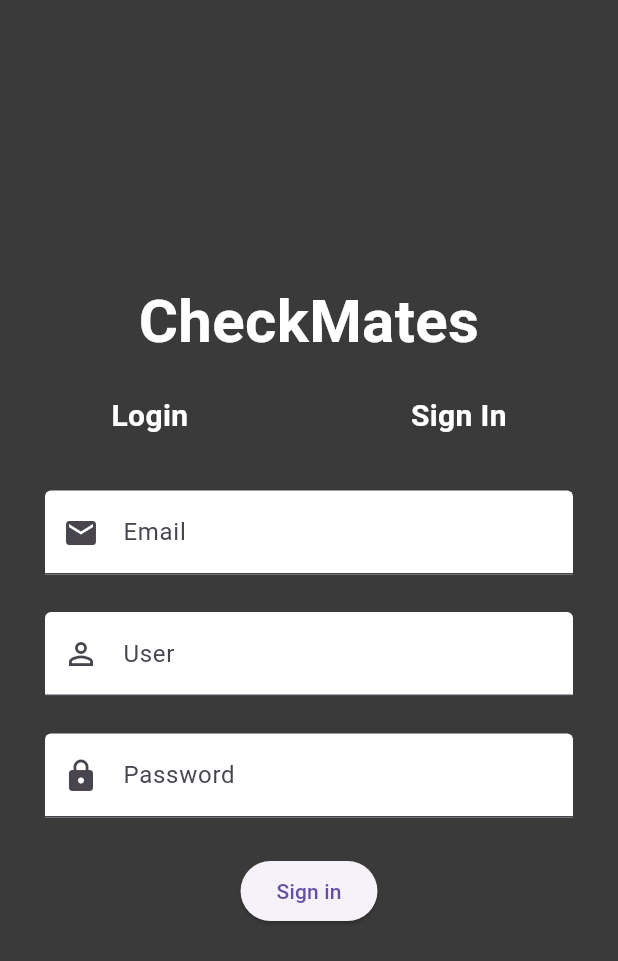
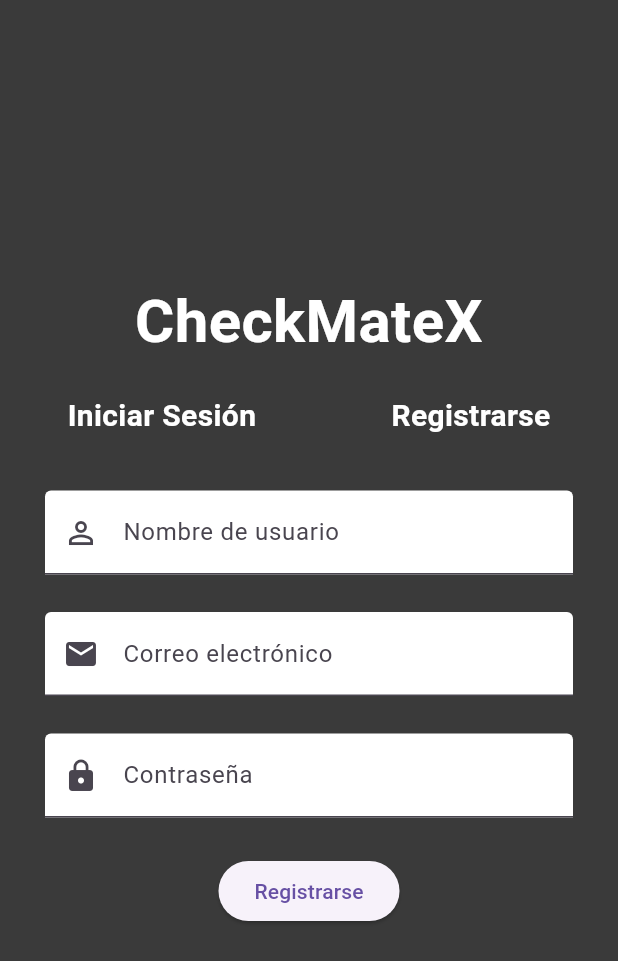
Before and after one commit to UNIZAR-30226-2025-02/frontend_android, a Flutter app: the Signin_page screen opened by its route, on a phone screen of 412 x 824 dp. Shown: the top 961 px of the screen. Run offline on Flutter 3.47's test engine with Material 3 defaults, Android fonts, the phone set to English and light mode, and no system bars; our stand-ins replace fl_chart, flutter_dotenv, shared_preferences, socket_io_client; missing offline and left inert: chess, flutter_chess_board; accounts and stored records are empty.

Commit message:
cambio idioma textos login y registro

```diff
--- a/lib/pages/Login/login.dart
+++ b/lib/pages/Login/login.dart
@@ -255,7 +255,7 @@ class _LoginPageState extends State<Login_page> {
             mainAxisAlignment: MainAxisAlignment.center,
             children: [
               Text(
-                "CheckMates",
+                "CheckMateX",
                 textAlign: TextAlign.center,
                 style: TextStyle(
                   color: Colors.white,
@@ -268,9 +268,9 @@ class _LoginPageState extends State<Login_page> {
                 mainAxisAlignment: MainAxisAlignment.spaceAround,
                 children: [
                   GestureDetector(
-                    onTap: () => print('Login'),
+                    onTap: () => print('Iniciar Sesión'),
                     child: Text(
-                      'Login',
+                      'Iniciar Sesión',
                       style: TextStyle(
                         color: Colors.white,
                         fontSize: 20,
@@ -283,7 +283,7 @@ class _LoginPageState extends State<Login_page> {
                       Navigator.pushNamed(context, Signin_page.id);
                     },
                     child: Text(
-                      'Sign In',
+                      'Registrarse',
                       style: TextStyle(
                         color: Colors.white,
                         fontSize: 20,
@@ -336,7 +336,7 @@ class _LoginPageState extends State<Login_page> {
   Widget _textFieldUser() {
     return _textField(
       _userController,
-      "User",
+      "Nombre de usuario",
       Icons.person_outline,
       _mensajeErrorUser,
     );
@@ -345,7 +345,7 @@ class _LoginPageState extends State<Login_page> {
   Widget _textFieldPassword() {
     return _textField(
       _passwordController,
-      "Password",
+      "Contraseña",
       Icons.lock,
       _mensajeErrorPassword,
       isPassword: true,
@@ -388,7 +388,7 @@ class _LoginPageState extends State<Login_page> {
   Widget _buttonLogin() {
     return ElevatedButton(
       onPressed: _login,
-      child: Text('Login'),
+      child: Text('Iniciar Sesión'),
     );
   }
 
--- a/lib/pages/Login/signin.dart
+++ b/lib/pages/Login/signin.dart
@@ -140,7 +140,7 @@ class _SigninPageState extends State<Signin_page> {
             mainAxisAlignment: MainAxisAlignment.center,
             children: [
               Text(
-                "CheckMates",
+                "CheckMateX",
                 textAlign: TextAlign.center,
                 style: TextStyle(
                   color: Colors.white,
@@ -157,7 +157,7 @@ class _SigninPageState extends State<Signin_page> {
                       Navigator.pushReplacementNamed(context, Login_page.id);
                     },
                     child: Text(
-                      'Login',
+                      'Iniciar Sesión',
                       style: TextStyle(
                         color: Colors.white,
                         fontSize: 20,
@@ -166,7 +166,7 @@ class _SigninPageState extends State<Signin_page> {
                     ),
                   ),
                   Text(
-                    'Sign In',
+                    'Registrarse',
                     style: TextStyle(
                       color: Colors.white,
                       fontSize: 20,
@@ -176,9 +176,9 @@ class _SigninPageState extends State<Signin_page> {
                 ],
               ),
               SizedBox(height: 30),
+              _textFieldUser(),
+              SizedBox(height: 15.0),
               _textFieldEmail(),
-              SizedBox(height: 15.0),
-              _textFieldUser(),
               SizedBox(height: 15.0),
               _textFieldPassword(),
               SizedBox(height: 20),
@@ -192,15 +192,15 @@ class _SigninPageState extends State<Signin_page> {
   }
 
   Widget _textFieldEmail() {
-    return _textField(_emailController, "Email", Icons.email, _mensajeErrorCorreo);
+    return _textField(_emailController, "Correo electrónico", Icons.email, _mensajeErrorCorreo);
   }
 
   Widget _textFieldUser() {
-    return _textField(_userController, "User", Icons.person_outline, _mensajeErrorUser);
+    return _textField(_userController, "Nombre de usuario", Icons.person_outline, _mensajeErrorUser);
   }
 
   Widget _textFieldPassword() {
-    return _textField(_passwordController, "Password", Icons.lock, _mensajeErrorPassword, isPassword: true);
+    return _textField(_passwordController, "Contraseña", Icons.lock, _mensajeErrorPassword, isPassword: true);
   }
 
   Widget _textField(
@@ -240,7 +240,7 @@ class _SigninPageState extends State<Signin_page> {
     return ElevatedButton(
       onPressed: _registrarUsuario,
       child: Text(
-        'Sign in',
+        'Registrarse',
       ),
     );
   }
```
